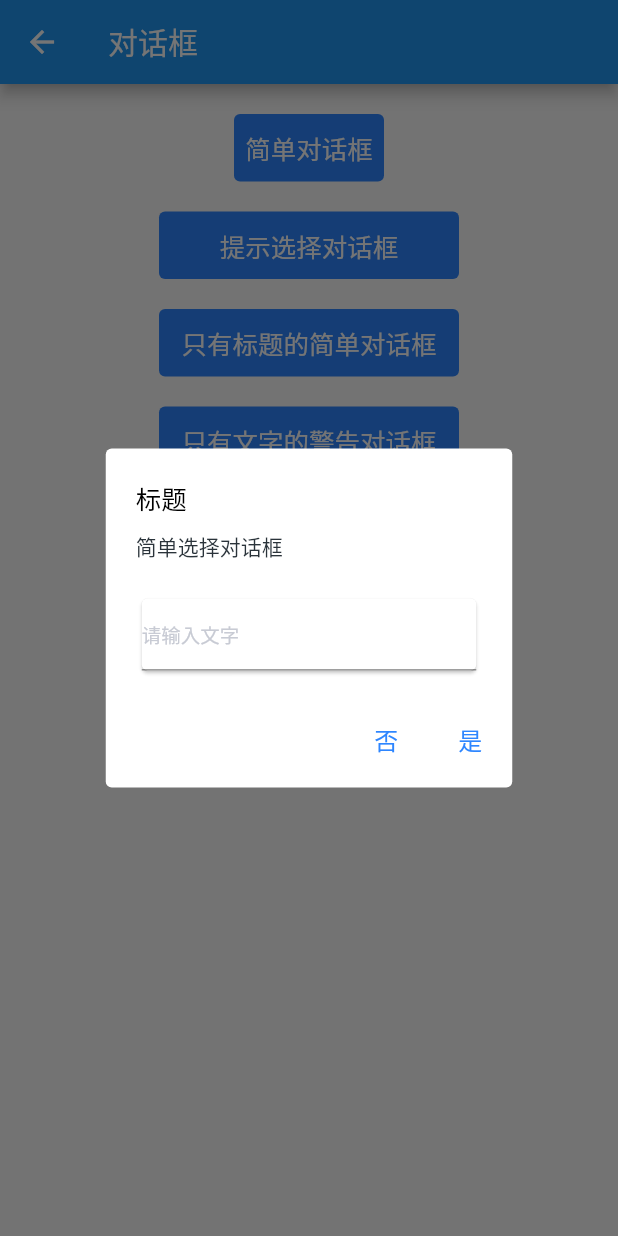
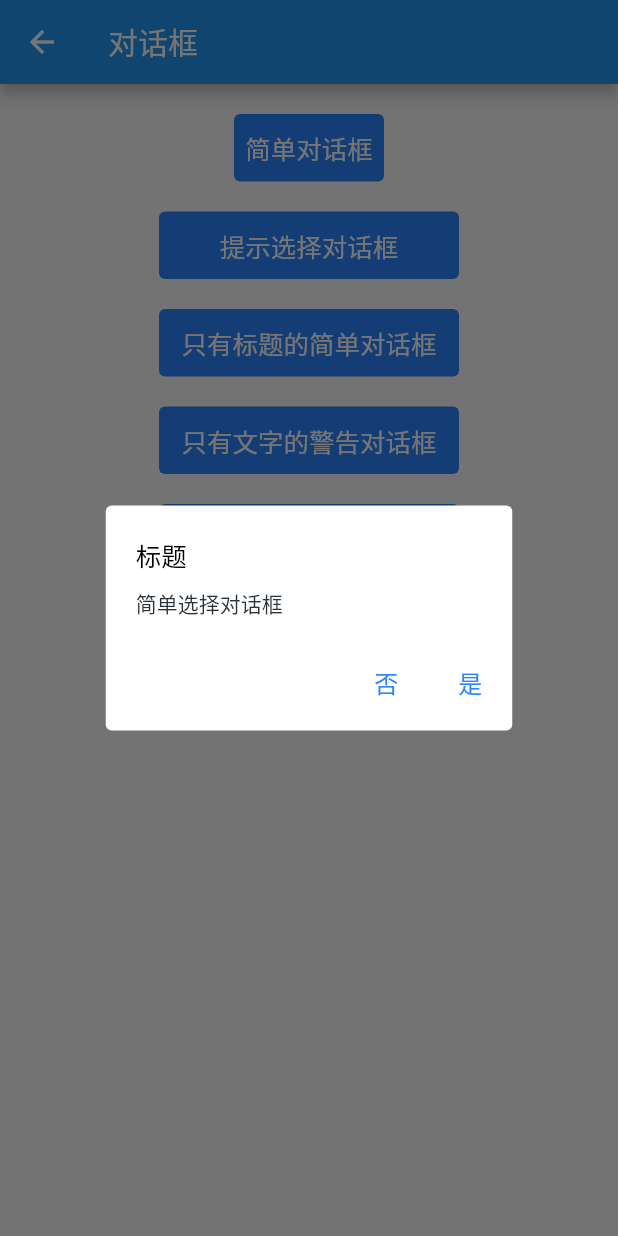
Before and after one commit to shaomaicheng/euitter, a Flutter app: the DialogWidget screen opened by its route, after a tap on "提示选择对话框", on a phone screen of 412 x 824 dp. Run offline on Flutter 3.47's test engine with Material 2 defaults, Android fonts, the phone set to English and light mode, and no system bars.

Commit message:
添加Android alert对话框中输入框是否显示的控制逻辑

```diff
--- a/lib/dialog.dart
+++ b/lib/dialog.dart
@@ -329,6 +329,7 @@ Widget _androidAlertDialogWidget(
             message: message,
             hintText: hintText,
             valueChanged: valueChanged,
+            hasInputBox: hasInputBox,
           ),
           Container(
             margin: EdgeInsets.only(top: 30.0, right: 20.0, bottom: 20.0),
@@ -493,6 +494,7 @@ class EUIAndroidDialogHeader extends StatelessWidget {
   EUIAndroidDialogHeader(
       {this.title = '',
       this.message = '',
+      this.hasInputBox = false,
       this.hintText = '请输入文字',
       this.valueChanged});
 
@@ -534,7 +536,9 @@ class EUIAndroidDialogHeader extends StatelessWidget {
             ),
           ),
         ),
-        Container(
+        Offstage(
+          offstage: !hasInputBox,
+          child: Container(
             margin: EdgeInsets.only(top: 20.0, left: 20.0, right: 20.0),
             child: Card(
               child: TextField(
@@ -548,6 +552,7 @@ class EUIAndroidDialogHeader extends StatelessWidget {
                 style: TextStyle(
                     color: Color.fromARGB(0xff, 0x2A, 0x33, 0x3A),
                     fontSize: 13.0),
+              ),
             ),
           ),
         )
```
Lines whose indentation alone changed are shown as unchanged.
